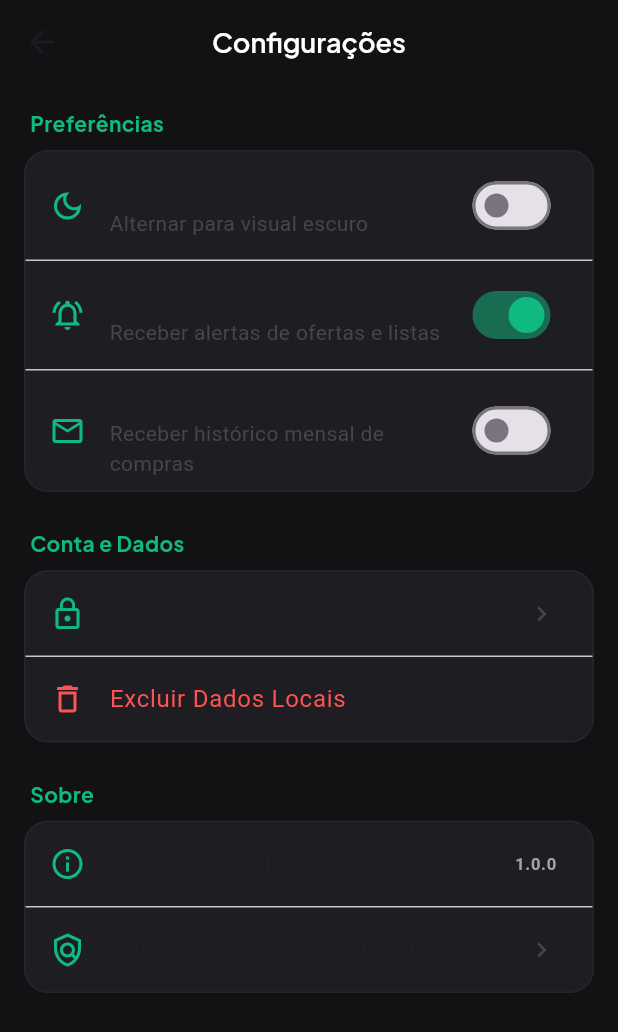
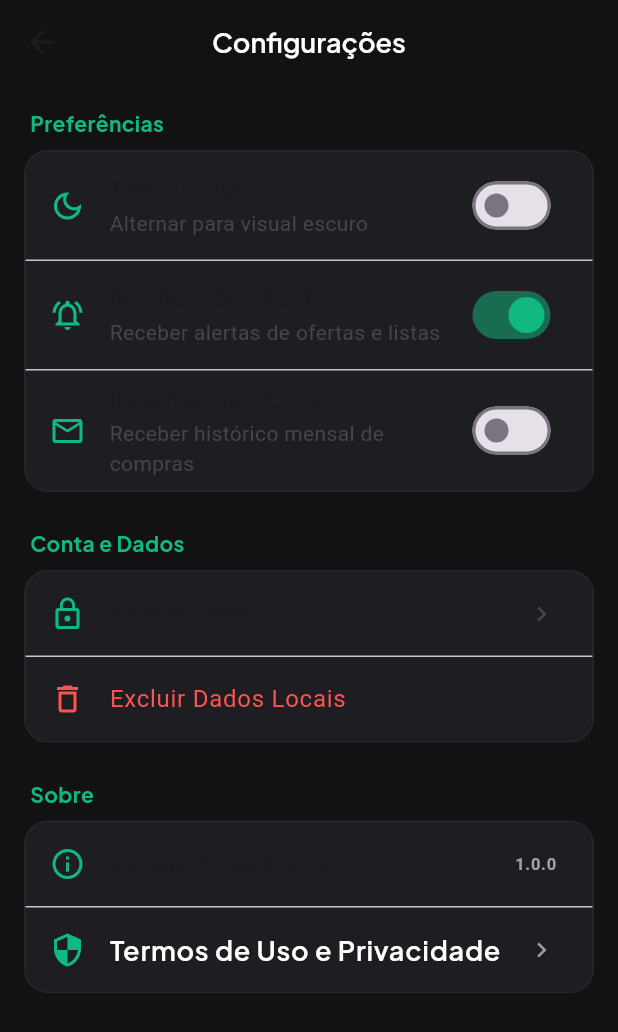
Before and after one commit to hudson483756/listainteligente-, a Flutter app: the SettingsScreen screen opened directly, on a phone screen of 412 x 824 dp. Shown: the top 1032 px of the screen. Run offline on Flutter 3.47's test engine with Material 3 defaults, Android fonts, the phone set to English and light mode, and no system bars; our stand-ins replace cloud_firestore, connectivity_plus, firebase_auth, firebase_core, google_fonts, google_sign_in and 4 more; missing offline and left inert: extension_google_sign_in_as_googleapis_auth, googleapis, mobile_scanner; accounts and stored records are empty.

Commit message:
fix: adiciona index.html para o Pages e ajusta contraste do texto de termos nas configuracoes

```diff
--- a/lib/features/settings/settings_screen.dart
+++ b/lib/features/settings/settings_screen.dart
@@ -101,9 +101,14 @@ class _SettingsScreenState extends State<SettingsScreen> {
               ),
               const Divider(height: 1),
               ListTile(
-                leading: const Icon(Icons.policy_outlined, color: AppColors.primary),
-                title: const Text('Termos de Uso e Privacidade'),
-                trailing: const Icon(Icons.chevron_right, size: 20),
+  leading: const Icon(Icons.security, color: AppColors.primary),
+  title: Text(
+    'Termos de Uso e Privacidade',
+          style: AppTypography.titleMedium.copyWith(
+            color: Colors.white, // Corrigido para ficar visível no fundo escuro
+          ),
+        ),
+        trailing: const Icon(Icons.chevron_right, color: Colors.grey, size: 20),
         onTap: () {
           Navigator.push(
             context,
```
Lines whose indentation alone changed are shown as unchanged.
